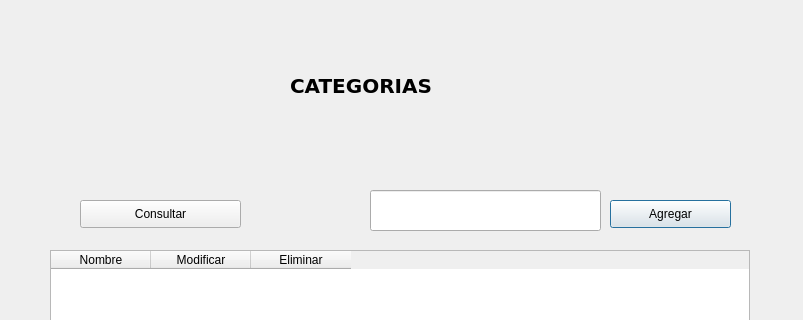
Qt form qt/categoriesView.ui (germang2/CrossfitTimer) before a commit; both pictures show x 0 to 803 and y 0 to 320 of the 803 by 563 pixel window.
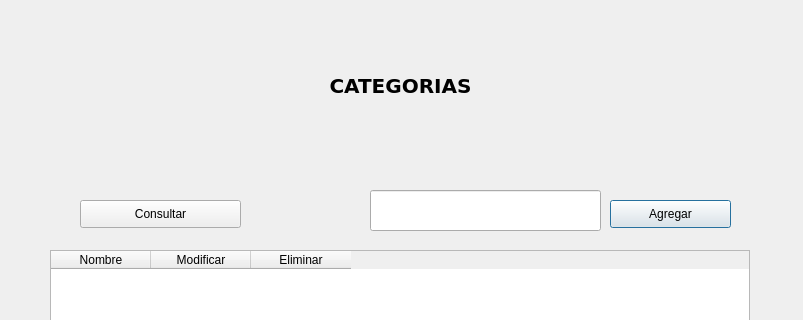
The same form after that commit.

The edit to the form file:
```diff
--- a/qt/categoriesView.ui
+++ b/qt/categoriesView.ui
@@ -77,9 +77,9 @@
   <widget class="QLabel" name="label_3">
    <property name="geometry">
     <rect>
-     <x>290</x>
+     <x>0</x>
      <y>60</y>
-     <width>191</width>
+     <width>801</width>
      <height>51</height>
     </rect>
    </property>
@@ -94,6 +94,9 @@
    <property name="text">
     <string>CATEGORIAS</string>
    </property>
+   <property name="alignment">
+    <set>Qt::AlignCenter</set>
+   </property>
   </widget>
   <widget class="QLabel" name="lb_error_delete">
    <property name="geometry">
```
